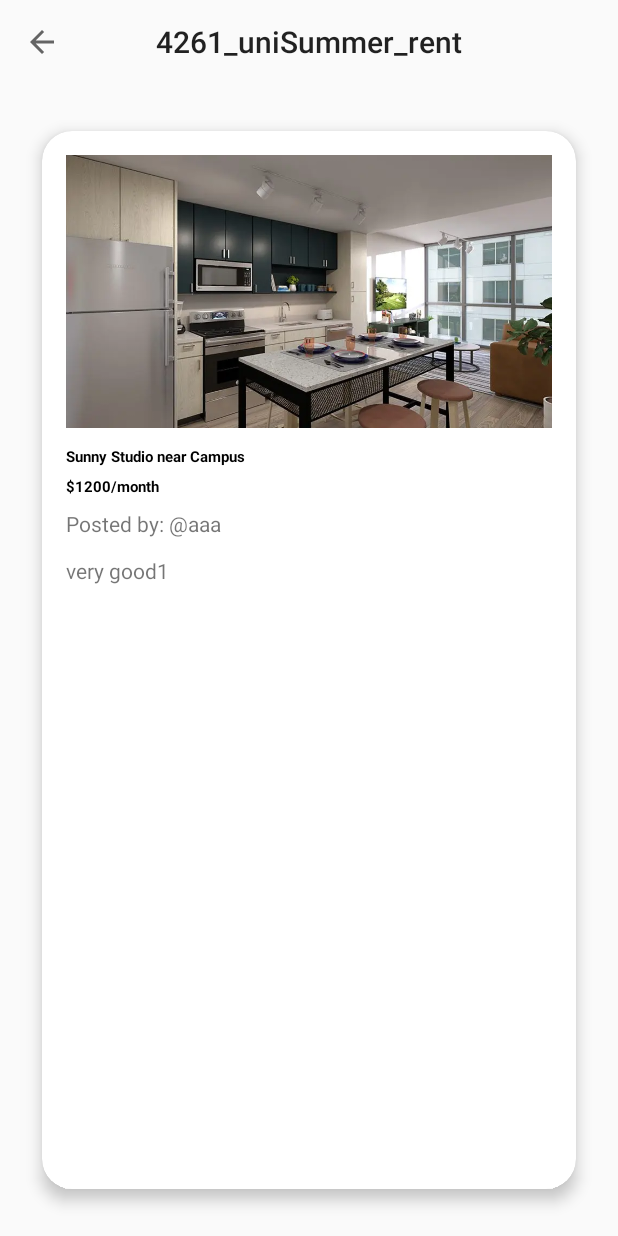
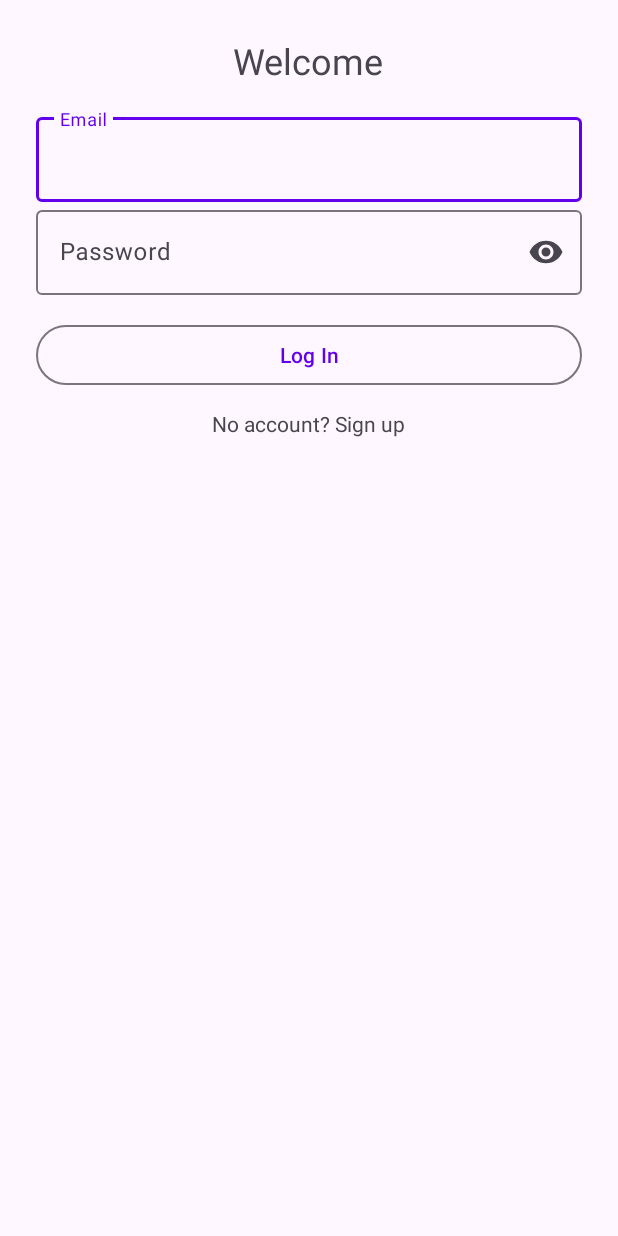
Before and after one commit to s011110101/4261_uniSummer_rent, an Android app built with Jetpack Compose: the screen it shows after launch (MainActivity before the commit, LoginActivity after it), on a phone screen of 412 x 824 dp. Run offline under Robolectric (Android 15) with nearby library versions, the phone set to English and light mode, and no system bars; our stand-ins replace Firebase (no records; nobody signed in at launch, a user with empty details on screens opened directly).

Commit message:
login page

```diff
--- a/app/src/main/java/com/example/a4261_unisummer_rent/model/Listing.java
+++ b/app/src/main/java/com/example/a4261_unisummer_rent/model/Listing.java
@@ -4,21 +4,21 @@ import android.media.Image;
 import java.text.DateFormat;
 import java.util.*;
 public class Listing {
-    private UUID id;
+    private String id;
     private String title;
     private String description;
     private int status;
-    private UUID posterID;
+    private String posterID;
     private int price;
     //private DateFormat date;
     private int image;
 
-    public Listing(UUID id, String title, int price, String description, int status, UUID posterID, int image) {
+    public Listing(String id, String title, int price, String description, String posterID, int image) {
         this.id = id;
         this.title = title;
         this.price = price;
         this.description = description;
-        this.status = status;
+        status = 0;
         this.posterID = posterID;
         //this.date = date;
         this.image = image;
@@ -49,7 +49,7 @@ public class Listing {
         this.image = image;
     }
 
-    public void setId(UUID id) {
+    public void setId(String id) {
         this.id = id;
     }
 
@@ -62,7 +62,7 @@ public class Listing {
         return price;
     }
 
-    public UUID getId() {
+    public String getId() {
         return id;
     }
 
@@ -78,7 +78,7 @@ public class Listing {
         return status;
     }
 
-    public UUID getPostedBy() {
+    public String getPostedBy() {
         return posterID;
     }
 
--- a/app/src/main/java/com/example/a4261_unisummer_rent/model/User.java
+++ b/app/src/main/java/com/example/a4261_unisummer_rent/model/User.java
@@ -4,9 +4,9 @@ import androidx.annotation.NonNull;
 import java.util.*;
 
 public class User {
-    private UUID id;
+    private String id;
     private String username;
-    private String passwords;
+    private String email;
     //private float rate;
 
     public String getUsername() {
@@ -17,21 +17,18 @@ public class User {
     //    return rate;
     //}
 
-    public UUID getId() {
+    public String getId() {
         return id;
-    }
-    public boolean checkPasswords(String passwords){
-        return this.passwords.equals(passwords);
     }
 
     public void setPasswords(String passwords) {
-        this.passwords = passwords;
+        this.email = passwords;
     }
 
-    public User(UUID id, String username, String passwords) {
+    public User(String id, String username, String passwords) {
         this.id = id;
         this.username = username;
-        this.passwords = passwords;
+        this.email = email;
         //this.rate = rate;
     }
 
--- /dev/null
+++ b/app/src/main/java/com/example/a4261_unisummer_rent/view/LoginActivity.java
@@ -0,0 +1,121 @@
+package com.example.a4261_unisummer_rent.view;
+
+import android.content.Intent;
+import android.os.Bundle;
+import android.text.TextUtils;
+import android.view.View;
+import android.widget.Toast;
+
+import androidx.annotation.NonNull;
+import androidx.appcompat.app.AppCompatActivity;
+
+import com.example.a4261_unisummer_rent.R;
+import com.example.a4261_unisummer_rent.model.User;
+import com.google.android.material.button.MaterialButton;
+import com.google.android.material.textfield.TextInputEditText;
+import com.google.android.material.textfield.TextInputLayout;
+import com.google.android.material.textview.MaterialTextView;
+import com.google.firebase.auth.FirebaseAuth;
+import com.google.firebase.auth.FirebaseUser;
+import com.google.firebase.firestore.DocumentReference;
+import com.google.firebase.firestore.FirebaseFirestore;
+
+public class LoginActivity extends AppCompatActivity {
+
+    private FirebaseAuth auth;
+    private FirebaseFirestore db;
+
+    private TextInputEditText etEmail, etPassword, etUsername;
+    private TextInputLayout tilUsername;
+    private MaterialButton btnAction;
+    private MaterialTextView tvToggle, tvTitle;
+
+    private boolean signupMode = false;
+
+    @Override
+    protected void onCreate(Bundle savedInstanceState) {
+        super.onCreate(savedInstanceState);
+        setContentView(R.layout.activity_login);
+
+        auth = FirebaseAuth.getInstance();
+        db = FirebaseFirestore.getInstance();
+
+        etEmail = findViewById(R.id.etEmail);
+        etPassword = findViewById(R.id.etPassword);
+        etUsername = findViewById(R.id.etUsername);
+        tilUsername = findViewById(R.id.tilUsername);
+        btnAction = findViewById(R.id.btnAction);
+        tvToggle = findViewById(R.id.tvToggle);
+        tvTitle = findViewById(R.id.tvTitle);
+
+        tvToggle.setOnClickListener(v -> toggleMode());
+        btnAction.setOnClickListener(v -> onActionClicked());
+
+        // If already logged in, skip
+        FirebaseUser current = auth.getCurrentUser();
+        if (current != null) {
+            goToMain();
+        }
+    }
+
+    private void toggleMode() {
+        signupMode = !signupMode;
+        tilUsername.setVisibility(signupMode ? View.VISIBLE : View.GONE);
+        btnAction.setText(signupMode ? "Sign Up" : "Log In");
+        tvToggle.setText(signupMode ? "Have an account? Log in" : "No account? Sign up");
+        tvTitle.setText(signupMode ? "Create account" : "Welcome");
+    }
+
+    private void onActionClicked() {
+        String email = safe(etEmail);
+        String password = safe(etPassword);
+
+        if (TextUtils.isEmpty(email) || TextUtils.isEmpty(password)) {
+            toast("Email and password required");
+            return;
+        }
+
+        if (signupMode) {
+            String username = safe(etUsername);
+            if (TextUtils.isEmpty(username)) {
+                toast("Username required");
+                return;
+            }
+
+            auth.createUserWithEmailAndPassword(email, password)
+                    .addOnSuccessListener(result -> {
+                        String uid = result.getUser().getUid();
+                        User user = new User(uid, username, password);
+
+                        db.collection("users").document(uid).set(user)
+                                .addOnSuccessListener(aVoid -> {
+                                    toast("Account created!");
+                                    goToMain();
+                                })
+                                .addOnFailureListener(e -> toast("Failed to save user: " + e.getMessage()));
+                    })
+                    .addOnFailureListener(e -> toast("Sign up failed: " + e.getMessage()));
+
+        } else {
+            auth.signInWithEmailAndPassword(email, password)
+                    .addOnSuccessListener(result -> {
+                        toast("Logged in");
+                        goToMain();
+                    })
+                    .addOnFailureListener(e -> toast("Login failed: " + e.getMessage()));
+        }
+    }
+
+    private String safe(TextInputEditText et) {
+        return et.getText() == null ? "" : et.getText().toString().trim();
+    }
+
+    private void goToMain() {
+        startActivity(new Intent(this, MainActivity.class));
+        finish();
+    }
+
+    private void toast(@NonNull String msg) {
+        Toast.makeText(this, msg, Toast.LENGTH_SHORT).show();
+    }
+}
--- a/app/src/main/java/com/example/a4261_unisummer_rent/view/MainActivity.java
+++ b/app/src/main/java/com/example/a4261_unisummer_rent/view/MainActivity.java
@@ -2,34 +2,57 @@ package com.example.a4261_unisummer_rent.view;
 
 import android.os.Bundle;
 
-import java.time.*;
 import androidx.annotation.Nullable;
 import androidx.appcompat.app.AppCompatActivity;
 import androidx.viewpager2.widget.ViewPager2;
-import androidx.annotation.DrawableRes;
 
 import com.example.a4261_unisummer_rent.R;
 import com.example.a4261_unisummer_rent.control.ListingPagerAdapter;
 import com.example.a4261_unisummer_rent.model.Listing;
 import com.example.a4261_unisummer_rent.model.User;
+import com.google.android.gms.tasks.OnSuccessListener;
 import com.google.android.material.appbar.MaterialToolbar;
 import java.util.ArrayList;
 import java.util.List;
 import java.util.UUID;
+import com.google.firebase.Timestamp;
+import com.google.firebase.auth.AuthResult;
+import com.google.firebase.auth.FirebaseAuth;
+import com.google.firebase.firestore.DocumentReference;
+import com.google.firebase.firestore.FirebaseFirestore;
+import com.google.firebase.firestore.Query;
 import android.media.Image;
+import android.util.*;
+import android.widget.*;
+
+import java.util.HashMap;
+import java.util.Map;
 
 public class MainActivity extends AppCompatActivity {
-
+    private static final String TAG = "MainActivity";
+    private FirebaseAuth auth;
+    private FirebaseFirestore db;
     private ViewPager2 pager;
 
     @Override
     protected void onCreate(@Nullable Bundle savedInstanceState) {
         super.onCreate(savedInstanceState);
+        FirebaseFirestore db = FirebaseFirestore.getInstance();
+        String uid = com.google.firebase.auth.FirebaseAuth.getInstance().getCurrentUser().getUid();
+        String listingDBId = db.collection("listings").document().getId();
+        Listing demo = new Listing(
+                "00001",
+                "Sunny Studio near Campus",
+                1200,
+                "Walk to GT, utilities included.",
+                "00001",
+                R.drawable.hub
+        );
+        db.collection("listings").document(listingDBId).set(demo);
+
         setContentView(R.layout.activity_main);
-
         MaterialToolbar topAppBar = findViewById(R.id.topAppBar);
         setSupportActionBar(topAppBar);
-
         pager = findViewById(R.id.pager);
         pager.setOrientation(ViewPager2.ORIENTATION_VERTICAL);
 
@@ -44,40 +67,86 @@ public class MainActivity extends AppCompatActivity {
     }
 
     private List<Listing> seedData() {
-        User jane = new User(UUID.randomUUID(), "jane_doe", "Jane Doe");
-        User alex = new User(UUID.randomUUID(), "alex_gt", "Alex G.");
-        User kim  = new User(UUID.randomUUID(), "kim_atl", "Kim A.");
+        User jane = new User(UUID.randomUUID().toString(), "jane_doe", "Jane Doe");
+        User alex = new User(UUID.randomUUID().toString(), "alex_gt", "Alex G.");
+        User kim  = new User(UUID.randomUUID().toString(), "kim_atl", "Kim A.");
 
 
         List<Listing> list = new ArrayList<>();
         list.add(new Listing(
-                UUID.randomUUID(),
+                UUID.randomUUID().toString(),
                 "Sunny Studio near Campus",
                 1200,
                 "very good1",
-                0,
-                jane.getId(),
+                "00001",
                 R.drawable.hub
 
         ));
         list.add(new Listing(
-                UUID.randomUUID(),
+                UUID.randomUUID().toString(),
                 "1BR with Balcony + Parking",
                 1500,
                 "very good2",
-                0,
-                jane.getId(),
+                "00001",
                 R.drawable.hub
         ));
         list.add(new Listing(
-                UUID.randomUUID(),
+                UUID.randomUUID().toString(),
                 "Shared 2BR — Huge Living Room",
                 900,
                 "very good3",
-                0,
-                jane.getId(),
+                "00001",
                 R.drawable.hue
         ));
         return list;
     }
+//    private void upsertUser(String uid) {
+//        User user = new User(uid, "Anonymous Renter", null);
+//        user.setCreatedAt(Timestamp.now());
+//        user.setLastLoginAt(Timestamp.now());
+//
+//        db.collection("users").document(uid).set(user)
+//                .addOnSuccessListener(unused -> Log.d(TAG, "User upserted"))
+//                .addOnFailureListener(e -> Log.e(TAG, "User upsert failed", e));
+//    }
+//
+//    private void createSampleListing(String ownerId) {
+//        Listing l = new Listing(ownerId, "Sunny Studio Near Campus", 1200.0);
+//        l.setDescription("Furnished studio, walk to GT. Utilities included.");
+//        l.setCity("Atlanta");
+//        l.setState("GA");
+//        l.setCreatedAt(Timestamp.now());
+//        l.setUpdatedAt(Timestamp.now());
+//
+//        db.collection("listings")
+//                .add(l)
+//                .addOnSuccessListener(new OnSuccessListener<DocumentReference>() {
+//                    @Override
+//                    public void onSuccess(DocumentReference docRef) {
+//                        String id = docRef.getId();
+//                        // optionally write back id field
+//                        Map<String, Object> patch = new HashMap<>();
+//                        patch.put("id", id);
+//                        docRef.update(patch);
+//                        Log.d(TAG, "Listing created with ID: " + id);
+//                    }
+//                })
+//                .addOnFailureListener(e -> Log.e(TAG, "Create listing failed", e));
+//    }
+//
+//    private void fetchActiveListings() {
+//        db.collection("listings")
+//                .whereEqualTo("active", true)              // if you named it isActive, use "isActive"
+//                .orderBy("createdAt", Query.Direction.DESCENDING)
+//                .limit(20)
+//                .get()
+//                .addOnSuccessListener(querySnapshot -> {
+//                    Log.d(TAG, "Fetched " + querySnapshot.size() + " listings");
+//                    for (var doc : querySnapshot.getDocuments()) {
+//                        Log.d(TAG, doc.getId() + " => " + doc.getData());
+//                    }
+//                })
+//                .addOnFailureListener(e -> Log.e(TAG, "Fetch listings failed", e));
+//    }
+//}
 }
--- /dev/null
+++ b/app/src/main/res/layout/activity_login.xml
@@ -0,0 +1,77 @@
+<?xml version="1.0" encoding="utf-8"?>
+<ScrollView xmlns:android="http://schemas.android.com/apk/res/android"
+    xmlns:app="http://schemas.android.com/apk/res-auto"
+    android:fillViewport="true"
+    android:padding="24dp"
+    android:layout_width="match_parent"
+    android:layout_height="match_parent">
+
+    <LinearLayout
+        android:orientation="vertical"
+        android:gravity="center_horizontal"
+        android:layout_width="match_parent"
+        android:layout_height="wrap_content">
+
+        <com.google.android.material.textview.MaterialTextView
+            android:id="@+id/tvTitle"
+            android:text="Welcome"
+            android:textSize="24sp"
+            android:layout_marginBottom="16dp"
+            android:layout_width="wrap_content"
+            android:layout_height="wrap_content" />
+
+        <!-- Email for Firebase Auth -->
+        <com.google.android.material.textfield.TextInputLayout
+            android:layout_width="match_parent"
+            android:layout_height="wrap_content"
+            android:hint="Email">
+            <com.google.android.material.textfield.TextInputEditText
+                android:id="@+id/etEmail"
+                android:inputType="textEmailAddress"
+                android:layout_width="match_parent"
+                android:layout_height="wrap_content"/>
+        </com.google.android.material.textfield.TextInputLayout>
+
+        <!-- Username (only needed during signup) -->
+        <com.google.android.material.textfield.TextInputLayout
+            android:id="@+id/tilUsername"
+            android:layout_width="match_parent"
+            android:layout_height="wrap_content"
+            android:hint="Username"
+            android:visibility="gone">
+            <com.google.android.material.textfield.TextInputEditText
+                android:id="@+id/etUsername"
+                android:layout_width="match_parent"
+                android:layout_height="wrap_content"/>
+        </com.google.android.material.textfield.TextInputLayout>
+
+        <!-- Password -->
+        <com.google.android.material.textfield.TextInputLayout
+            android:layout_width="match_parent"
+            android:layout_height="wrap_content"
+            android:hint="Password"
+            app:endIconMode="password_toggle">
+            <com.google.android.material.textfield.TextInputEditText
+                android:id="@+id/etPassword"
+                android:inputType="textPassword"
+                android:layout_width="match_parent"
+                android:layout_height="wrap_content"/>
+        </com.google.android.material.textfield.TextInputLayout>
+
+        <com.google.android.material.button.MaterialButton
+            android:id="@+id/btnAction"
+            android:text="Log In"
+            style="?attr/materialButtonOutlinedStyle"
+            android:layout_marginTop="16dp"
+            android:layout_width="match_parent"
+            android:layout_height="wrap_content"/>
+
+        <com.google.android.material.textview.MaterialTextView
+            android:id="@+id/tvToggle"
+            android:text="No account? Sign up"
+            android:textSize="14sp"
+            android:layout_marginTop="12dp"
+            android:layout_width="wrap_content"
+            android:layout_height="wrap_content"/>
+    </LinearLayout>
+</ScrollView>
--- a/app/src/main/res/layout/item_listing.xml
+++ b/app/src/main/res/layout/item_listing.xml
@@ -34,25 +34,23 @@
             android:id="@+id/title"
             android:layout_width="0dp"
             android:layout_height="wrap_content"
+            android:layout_marginTop="12dp"
             android:text="Sunny Studio near Campus"
-            android:textAppearance="?attr/textAppearanceHeadlineSmall"
             android:textStyle="bold"
-            app:layout_constraintTop_toBottomOf="@id/image"
+            app:layout_constraintEnd_toEndOf="parent"
             app:layout_constraintStart_toStartOf="parent"
-            app:layout_constraintEnd_toEndOf="parent"
-            android:layout_marginTop="12dp"/>
+            app:layout_constraintTop_toBottomOf="@id/image" />
 
         <!-- Price -->
         <TextView
             android:id="@+id/price"
             android:layout_width="wrap_content"
             android:layout_height="wrap_content"
+            android:layout_marginTop="6dp"
             android:text="$1200/mo"
-            android:textAppearance="?attr/textAppearanceTitleMedium"
             android:textStyle="bold"
-            app:layout_constraintTop_toBottomOf="@id/title"
             app:layout_constraintStart_toStartOf="parent"
-            android:layout_marginTop="6dp"/>
+            app:layout_constraintTop_toBottomOf="@id/title" />
 
         <!-- Posted by (username) -->
         <TextView
--- a/app/src/main/res/values/themes.xml
+++ b/app/src/main/res/values/themes.xml
@@ -1,8 +1,7 @@
 <?xml version="1.0" encoding="utf-8"?>
 <resources>
 
-    <style name="Theme._4261_uniSummer_rent" parent="Theme.AppCompat.Light.NoActionBar">
-        <item name="colorPrimary">@color/purple_500</item>
+    <style name="Theme._4261_uniSummer_rent" parent="Theme.Material3.DayNight.NoActionBar">        <item name="colorPrimary">@color/purple_500</item>
         <item name="colorPrimaryDark">@color/purple_700</item>
         <item name="colorAccent">@color/teal_200</item>
     </style>
--- a/build.gradle.kts
+++ b/build.gradle.kts
@@ -1,5 +1,7 @@
 // Top-level build file where you can add configuration options common to all sub-projects/modules.
 plugins {
     alias(libs.plugins.android.application) apply false
-    alias(libs.plugins.jetbrains.kotlin.android) apply false
+    id("org.jetbrains.kotlin.android") version "2.0.0" apply false
+    alias(libs.plugins.compose.compiler) apply false
+    id("com.google.gms.google-services") version "4.4.3" apply false
 }
```
Also changed, not shown: app/build.gradle.kts (+10 -2 lines), app/src/main/AndroidManifest.xml (+11 -5 lines), gradle/libs.versions.toml (+9 -1 lines), 2 other files.
